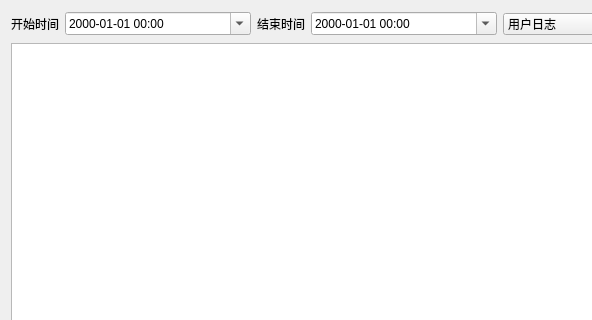
Above: UI/main/logquery.ui from 851896022/client_standard_version before the change; both pictures show x 0 to 592 and y 0 to 320 of the 1057 by 673 pixel window. Below: the same form after it.
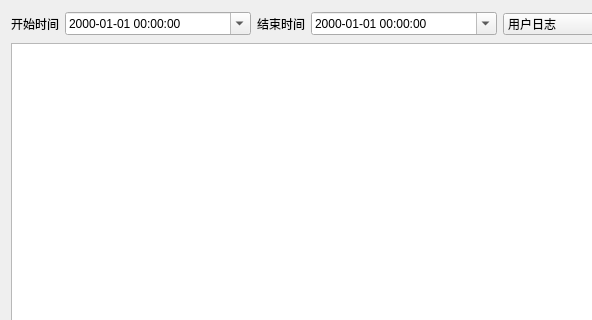
That is the form after the change.

The edit to the form file:
```diff
--- a/UI/main/logquery.ui
+++ b/UI/main/logquery.ui
@@ -35,7 +35,7 @@
         </sizepolicy>
        </property>
        <property name="displayFormat">
-        <string>yyyy-MM-dd hh:mm</string>
+        <string>yyyy-MM-dd hh:mm:ss</string>
        </property>
        <property name="calendarPopup">
         <bool>true</bool>
@@ -61,7 +61,7 @@
         </sizepolicy>
        </property>
        <property name="displayFormat">
-        <string>yyyy-MM-dd hh:mm</string>
+        <string>yyyy-MM-dd hh:mm:ss</string>
        </property>
        <property name="calendarPopup">
         <bool>true</bool>
```
